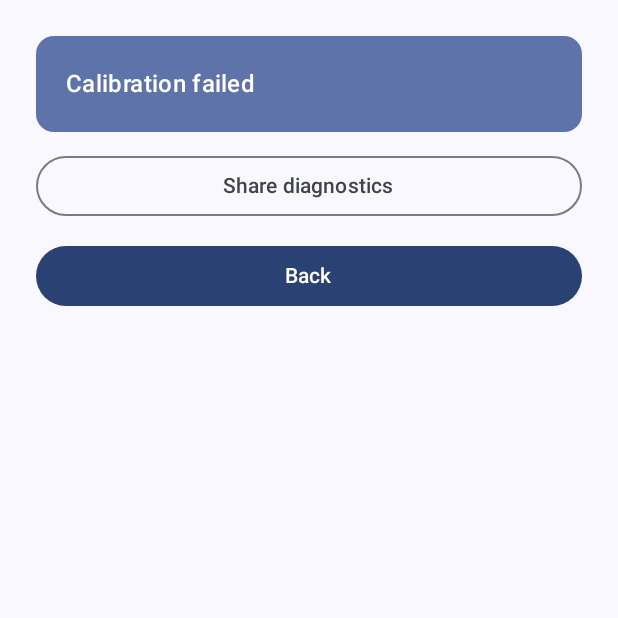
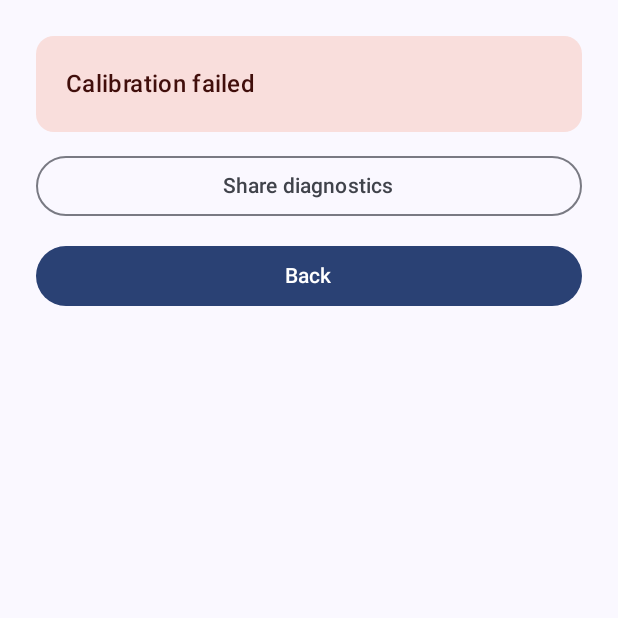
Before and after one commit to rickamaral94/Amaral-Driver-Lab, an Android app built with Jetpack Compose: the composable NullTestResultScreen shown on its own in the app's theme, on a phone screen of 412 x 824 dp, the top half of it. Run offline under Robolectric (Android 15) with nearby library versions, the phone set to English and light mode, and no system bars.

Commit message:
Stop the invented floor at its source, not at one renderer
The 2.0% is still on the screen. The previous commit fixed
NoiseFloorCalibration.describe(), and nothing on the path to that screen
calls it: the result card reads nullTest.noiseFloors directly and formats
the number into a localised string. The fix was in the wrong place and the
user saw the same lie again, now over "0 of 8" instead of "0 of 10".

The map is filtered where it is built instead, in both places that build it
— the view model for the screen and the service for the published report.
A floor nothing measured cannot reach any renderer now, present or future,
which is the property the last attempt lacked. When the map comes back
empty the card says the resolution is not known yet rather than saying
nothing at all.

Also: the card was primaryContainer regardless of outcome, so a screen
reading "the calibration did not pass" was rendered in the same green as a
pass. It is errorContainer on failure.

Co-Authored-By: Claude Opus 5 <noreply@anthropic.com>
Claude-Session: https://claude.ai/code/session_01ANR3wJSWw1E19qx8b9zNtC

```diff
--- a/app/src/main/kotlin/com/amaral/driverlab/app/BenchmarkService.kt
+++ b/app/src/main/kotlin/com/amaral/driverlab/app/BenchmarkService.kt
@@ -174,7 +174,10 @@ class BenchmarkService : Service() {
                         runnerFinalState = outcome.finalState.name,
                     ),
                     nullTestResult = verdict?.weakest(),
+                    // Measured floors only: an assumed one may not widen a published claim,
+                    // because nothing measured it. Same rule as the screen.
                     noiseFloors = verdict?.perWorkload.orEmpty()
+                        .filterValues { !it.calibration.isAssumed }
                         .mapValues { it.value.appliedNoiseFloor },
                 )
             }
--- a/app/src/main/kotlin/com/amaral/driverlab/app/ui/Screens.kt
+++ b/app/src/main/kotlin/com/amaral/driverlab/app/ui/Screens.kt
@@ -440,7 +440,16 @@ fun NullTestResultScreen(state: UiState, onHome: () -> Unit, onShareLogs: () ->
         val nullTest = state.nullTest
         Card(
             modifier = Modifier.fillMaxWidth(),
-            colors = CardDefaults.cardColors(containerColor = MaterialTheme.colorScheme.primaryContainer),
+            colors = CardDefaults.cardColors(
+                // A failed calibration in the primary container reads as a pass at a glance,
+                // which is how a screen saying "the calibration did not pass" still managed to
+                // look like good news.
+                containerColor = if (nullTest?.passed == true) {
+                    MaterialTheme.colorScheme.primaryContainer
+                } else {
+                    MaterialTheme.colorScheme.errorContainer
+                },
+            ),
         ) {
             Column(Modifier.padding(20.dp), verticalArrangement = Arrangement.spacedBy(8.dp)) {
                 Text(
@@ -449,6 +458,14 @@ fun NullTestResultScreen(state: UiState, onHome: () -> Unit, onShareLogs: () ->
                     ),
                     style = MaterialTheme.typography.titleMedium,
                 )
+                if (nullTest != null && nullTest.noiseFloors.isEmpty()) {
+                    // Says nothing rather than something invented. The map now carries only
+                    // floors a device demonstrated, so an empty one means exactly this.
+                    Text(
+                        stringResource(R.string.null_test_floor_unknown),
+                        style = MaterialTheme.typography.bodySmall,
+                    )
+                }
                 if (nullTest != null) {
                     for ((workloadId, floor) in nullTest.noiseFloors) {
                         Text(
--- a/app/src/main/res/values/strings.xml
+++ b/app/src/main/res/values/strings.xml
@@ -72,6 +72,7 @@
     <string name="null_test_passed">Calibration passed</string>
     <string name="null_test_failed">Calibration failed</string>
     <string name="null_test_floor">This device resolves differences of about %1$s or larger on %2$s.</string>
+    <string name="null_test_floor_unknown">The resolution of this device is not known yet: no A/A comparison has completed on it.</string>
     <string name="back">Back</string>
     <string name="running_execution_at_most">Execution %1$d of at most %2$d</string>
     <string name="running_may_stop_early">This stops as soon as the result is decided, which is usually long before the last execution.</string>
```
Also changed, not shown: app/src/main/kotlin/com/amaral/driverlab/app/BenchViewModel.kt (+9 -1 lines), 1 other file.
